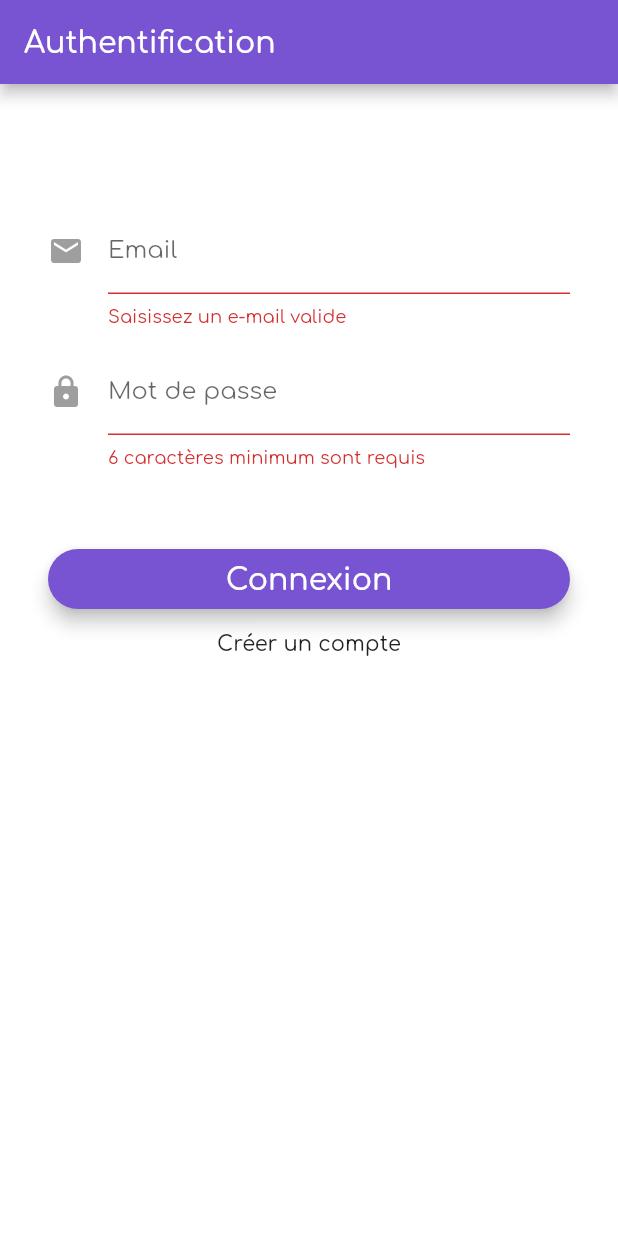
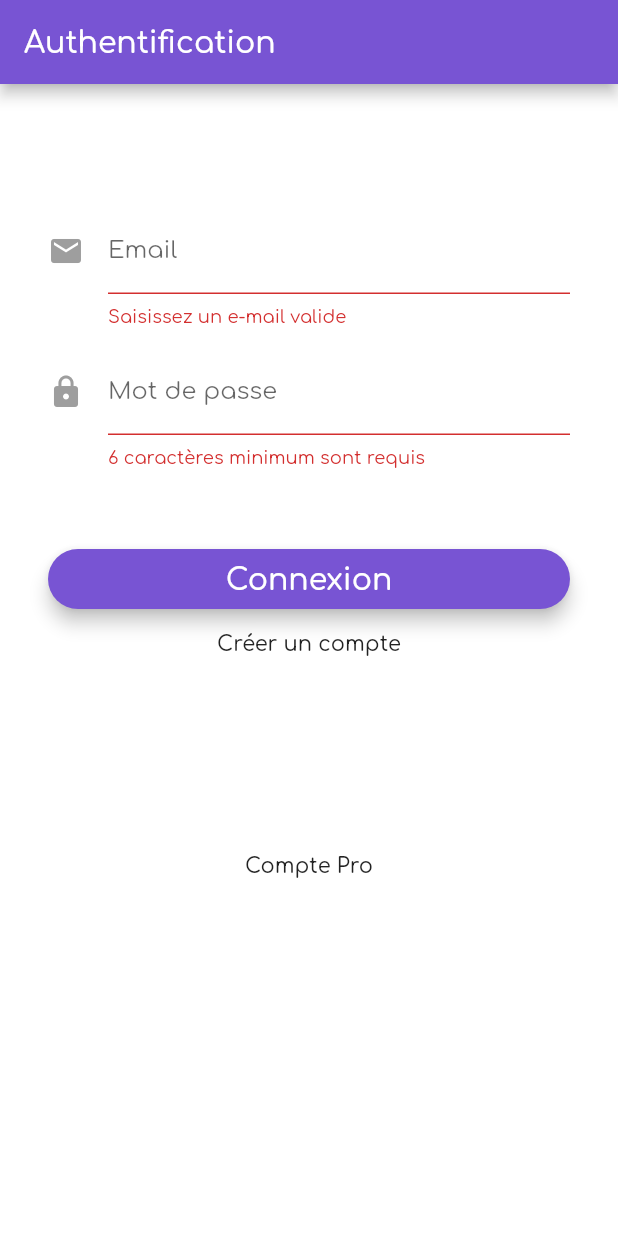
Before and after one commit to jeremySrgt/lynightProject, a Flutter app: the screen it shows after launch, after a tap on "Connexion", on a phone screen of 412 x 824 dp. Run offline on Flutter 3.47's test engine with Material 2 defaults, Android fonts, the phone set to English and light mode, and no system bars; our stand-ins replace cloud_firestore, firebase_auth, firebase_storage, flutter_datetime_picker, flutter_slidable, font_awesome_flutter and 5 more; missing offline and left inert: simple_slider; accounts and stored records are empty; project files that could hold a hidden picture were left out.

Commit message:
creation de compte pro disponible sur la page de login + en dans la BDD

```diff
--- a/lib/authentification/login_page.dart
+++ b/lib/authentification/login_page.dart
@@ -18,7 +18,7 @@ class LoginPage extends StatefulWidget {
   _LoginPageState createState() => new _LoginPageState();
 }
 
-enum FormType { login, register }
+enum FormType { login, register, registerAsPro }
 
 class _LoginPageState extends State<LoginPage> with TickerProviderStateMixin {
   static final formKey = new GlobalKey<FormState>();
@@ -60,7 +60,7 @@ class _LoginPageState extends State<LoginPage> with TickerProviderStateMixin {
           _isLoading = false;
         });
         widget.onSignIn();
-        if (_formType == FormType.register) {
+        if (_formType == FormType.register || _formType == FormType.registerAsPro) {
           UserData userData = new UserData(
             name: "",
             surname: "",
@@ -69,11 +69,11 @@ class _LoginPageState extends State<LoginPage> with TickerProviderStateMixin {
             mail: _email,
             music: {
               'electro': true,
-              'populaire': false,
-              'rap': false,
-              'rnb': false,
-              'rock': false,
-              'trans': false,
+              'populaire': true,
+              'rap': true,
+              'rnb': true,
+              'rock': true,
+              'trans': true,
             },
             notification: true,
             phone: "",
@@ -81,6 +81,7 @@ class _LoginPageState extends State<LoginPage> with TickerProviderStateMixin {
                 "https://firebasestorage.googleapis.com/v0/b/lynight-53310.appspot.com/o/profilePics%2Fbloon_pics.jpg?alt=media&token=ab6c1537-9b1c-4cb4-b9d6-2e5fa9c7cb46",
             reservation: [],
             sex: userSex,
+            pro: _formType == FormType.registerAsPro ? true : false,
           );
           crudObj.createOrUpdateUserData(userData.getDataMap());
         }
@@ -102,6 +103,14 @@ class _LoginPageState extends State<LoginPage> with TickerProviderStateMixin {
     formKey.currentState.reset();
     setState(() {
       _formType = FormType.register;
+      _authHint = '';
+    });
+  }
+
+  void moveToRegisterAsPro() {
+    formKey.currentState.reset();
+    setState(() {
+      _formType = FormType.registerAsPro;
       _authHint = '';
     });
   }
@@ -284,7 +293,7 @@ class _LoginPageState extends State<LoginPage> with TickerProviderStateMixin {
                 onPressed: moveToRegister),
           ],
         );
-      case FormType.register:
+      default:
         return ListView(
           shrinkWrap: true,
           children: <Widget>[
@@ -292,18 +301,16 @@ class _LoginPageState extends State<LoginPage> with TickerProviderStateMixin {
                 key: new Key('register'),
                 text: 'Créer',
                 height: 44.0,
-              onPressed: (){
-                if(dob == null){
+                onPressed: () {
+                  if (dob == null) {
                     validateAndSave();
                     setState(() {
                       dobColor = Colors.red[700];
                     });
-                }
-                else{
+                  } else {
                     validateAndSubmit();
                   }
-              }
-            ),
+                }),
             FlatButton(
                 key: new Key('need-login'),
                 child: Text("Déjà un compte ? Se connecter"),
@@ -334,6 +341,42 @@ class _LoginPageState extends State<LoginPage> with TickerProviderStateMixin {
             textAlign: TextAlign.center));
   }
 
+  Widget comptePro() {
+    return Align(
+      alignment: Alignment.bottomCenter,
+      child: FlatButton(
+        onPressed: moveToRegisterAsPro,
+        child: Text('Compte Pro'),
+      ),
+    );
+  }
+  Widget _showCodeComptePro(){
+    return Padding(
+      padding: const EdgeInsets.fromLTRB(0.0, 10.0, 0.0, 0.0),
+      child: TextFormField(
+        obscureText: true,
+        maxLines: 1,
+        keyboardType: TextInputType.number,
+        key: new Key('codepro'),
+        decoration: InputDecoration(
+          labelText: 'Code de compte Pro',
+          icon: new Icon(
+            Icons.verified_user,
+            color: Colors.grey,
+          ),
+        ),
+        validator: (String value) {
+          if (value.isEmpty) {
+            return 'Un code est requis pour créer un compte pro';
+          }
+          if(value != '1998'){
+            return 'Code invalide';
+          }
+        },
+      ),
+    );
+  }
+
   Widget _buildForm() {
     return Form(
         key: formKey,
@@ -350,6 +393,13 @@ class _LoginPageState extends State<LoginPage> with TickerProviderStateMixin {
               height: 10.0,
             ),
             _formType == FormType.register ? _showGenderSelect() : Container(),
+            _formType == FormType.registerAsPro
+                ? _builConfirmPasswordTextField()
+                : Container(),
+            _formType == FormType.registerAsPro ? _showDatePicker() : Container(),
+            _formType == FormType.registerAsPro ? _showGenderSelect() : Container(),
+            _formType == FormType.registerAsPro ? _showCodeComptePro() : Container(),
+
             _isLoading == false ? submitWidgets() : _showCircularProgress()
           ],
         ));
@@ -372,8 +422,12 @@ class _LoginPageState extends State<LoginPage> with TickerProviderStateMixin {
                 child: _buildForm(),
               ),
             ]),
-                  hintText()
-                ]))));
+            hintText(),
+            comptePro()
+          ]),
+        ),
+      ),
+    );
   }
 
   Widget padded({Widget child}) {
--- a/lib/services/userData.dart
+++ b/lib/services/userData.dart
@@ -12,7 +12,8 @@ class UserData {
       this.favoris,
       this.notification,
       this.picture,
-      this.reservation});
+      this.reservation,
+      this.pro});
 
   final String name;
   final String surname;
@@ -25,6 +26,7 @@ class UserData {
   final bool notification;
   final String picture;
   final List<String> reservation;
+  final bool pro;
 
   Map<String,dynamic> getDataMap(){
     return {
@@ -38,7 +40,8 @@ class UserData {
       "favoris":favoris,
       "notification":notification,
       "picture":picture,
-      "reservation":reservation
+      "reservation":reservation,
+      "pro":pro,
     };
   }
 }
```
Lines whose indentation alone changed are shown as unchanged.
